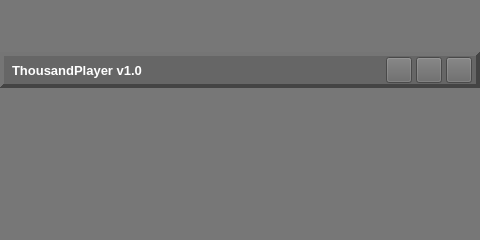
ZXfkSIE/ThousandPlayer, file source/ui/mainwindow/tp_mainwindow.ui: the form before one commit.
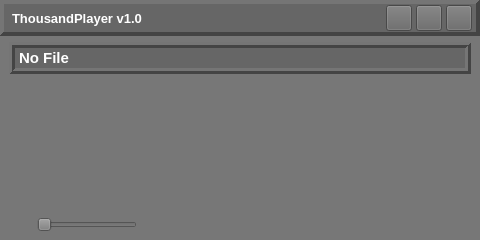
The form after the commit. Custom widgets are drawn as their Qt base class.

Patch:
```diff
--- a/source/ui/mainwindow/tp_mainwindow.ui
+++ b/source/ui/mainwindow/tp_mainwindow.ui
@@ -228,6 +228,210 @@
       <property name="bottomMargin">
        <number>9</number>
       </property>
+      <item>
+       <widget class="TP_Label" name="label">
+        <property name="minimumSize">
+         <size>
+          <width>0</width>
+          <height>32</height>
+         </size>
+        </property>
+        <property name="maximumSize">
+         <size>
+          <width>16777215</width>
+          <height>32</height>
+         </size>
+        </property>
+        <property name="font">
+         <font>
+          <pointsize>11</pointsize>
+          <weight>75</weight>
+          <bold>true</bold>
+         </font>
+        </property>
+        <property name="styleSheet">
+         <string notr="true">background-color: #666;
+color: rgb(255, 255, 255);</string>
+        </property>
+        <property name="frameShape">
+         <enum>QFrame::Box</enum>
+        </property>
+        <property name="frameShadow">
+         <enum>QFrame::Raised</enum>
+        </property>
+        <property name="lineWidth">
+         <number>3</number>
+        </property>
+        <property name="text">
+         <string>No File</string>
+        </property>
+       </widget>
+      </item>
+     </layout>
+    </widget>
+   </item>
+   <item>
+    <widget class="TP_Container" name="widget_BottomContainer" native="true">
+     <layout class="QHBoxLayout" name="horizontalLayout">
+      <property name="leftMargin">
+       <number>9</number>
+      </property>
+      <property name="topMargin">
+       <number>0</number>
+      </property>
+      <property name="rightMargin">
+       <number>9</number>
+      </property>
+      <property name="bottomMargin">
+       <number>0</number>
+      </property>
+      <item>
+       <widget class="TP_Container" name="widget_LeftContainer" native="true">
+        <property name="sizePolicy">
+         <sizepolicy hsizetype="Fixed" vsizetype="Preferred">
+          <horstretch>0</horstretch>
+          <verstretch>0</verstretch>
+         </sizepolicy>
+        </property>
+        <property name="minimumSize">
+         <size>
+          <width>128</width>
+          <height>0</height>
+         </size>
+        </property>
+        <property name="maximumSize">
+         <size>
+          <width>128</width>
+          <height>16777215</height>
+         </size>
+        </property>
+        <layout class="QVBoxLayout" name="verticalLayout_3">
+         <property name="spacing">
+          <number>0</number>
+         </property>
+         <property name="leftMargin">
+          <number>0</number>
+         </property>
+         <property name="topMargin">
+          <number>0</number>
+         </property>
+         <property name="rightMargin">
+          <number>0</number>
+         </property>
+         <property name="bottomMargin">
+          <number>0</number>
+         </property>
+         <item>
+          <widget class="TP_VisualContainer" name="widget_VisualContainer" native="true">
+           <property name="sizePolicy">
+            <sizepolicy hsizetype="Fixed" vsizetype="Fixed">
+             <horstretch>0</horstretch>
+             <verstretch>0</verstretch>
+            </sizepolicy>
+           </property>
+           <property name="minimumSize">
+            <size>
+             <width>128</width>
+             <height>128</height>
+            </size>
+           </property>
+           <property name="maximumSize">
+            <size>
+             <width>128</width>
+             <height>128</height>
+            </size>
+           </property>
+          </widget>
+         </item>
+         <item>
+          <widget class="QWidget" name="widget_VolumeBarContainer" native="true">
+           <property name="sizePolicy">
+            <sizepolicy hsizetype="Fixed" vsizetype="Preferred">
+             <horstretch>0</horstretch>
+             <verstretch>0</verstretch>
+            </sizepolicy>
+           </property>
+           <property name="minimumSize">
+            <size>
+             <width>128</width>
+             <height>0</height>
+            </size>
+           </property>
+           <property name="maximumSize">
+            <size>
+             <width>128</width>
+             <height>16777215</height>
+            </size>
+           </property>
+           <layout class="QHBoxLayout" name="horizontalLayout_2">
+            <property name="spacing">
+             <number>6</number>
+            </property>
+            <property name="leftMargin">
+             <number>0</number>
+            </property>
+            <property name="topMargin">
+             <number>0</number>
+            </property>
+            <property name="rightMargin">
+             <number>0</number>
+            </property>
+            <property name="bottomMargin">
+             <number>0</number>
+            </property>
+            <item>
+             <widget class="TP_VolumeIcon" name="label_VolumeIcon">
+              <property name="sizePolicy">
+               <sizepolicy hsizetype="Fixed" vsizetype="Fixed">
+                <horstretch>0</horstretch>
+                <verstretch>0</verstretch>
+               </sizepolicy>
+              </property>
+              <property name="minimumSize">
+               <size>
+                <width>22</width>
+                <height>22</height>
+               </size>
+              </property>
+              <property name="maximumSize">
+               <size>
+                <width>22</width>
+                <height>22</height>
+               </size>
+              </property>
+              <property name="alignment">
+               <set>Qt::AlignCenter</set>
+              </property>
+             </widget>
+            </item>
+            <item>
+             <widget class="QSlider" name="horizontalSlider">
+              <property name="minimumSize">
+               <size>
+                <width>0</width>
+                <height>18</height>
+               </size>
+              </property>
+              <property name="maximumSize">
+               <size>
+                <width>16777215</width>
+                <height>18</height>
+               </size>
+              </property>
+              <property name="orientation">
+               <enum>Qt::Horizontal</enum>
+              </property>
+             </widget>
+            </item>
+           </layout>
+          </widget>
+         </item>
+        </layout>
+       </widget>
+      </item>
+      <item>
+       <widget class="TP_Container" name="widget_RightContainer" native="true"/>
+      </item>
      </layout>
     </widget>
    </item>
@@ -240,6 +444,28 @@
    <header>tp_titlebar.h</header>
    <container>1</container>
   </customwidget>
+  <customwidget>
+   <class>TP_Container</class>
+   <extends>QWidget</extends>
+   <header>tp_container.h</header>
+   <container>1</container>
+  </customwidget>
+  <customwidget>
+   <class>TP_Label</class>
+   <extends>QLabel</extends>
+   <header>tp_label.h</header>
+  </customwidget>
+  <customwidget>
+   <class>TP_VisualContainer</class>
+   <extends>QWidget</extends>
+   <header>tp_visualcontainer.h</header>
+   <container>1</container>
+  </customwidget>
+  <customwidget>
+   <class>TP_VolumeIcon</class>
+   <extends>QLabel</extends>
+   <header>tp_volumeicon.h</header>
+  </customwidget>
  </customwidgets>
  <resources/>
  <connections/>
```
Left out of the diff: 2 changed lines with no effect on the pictures.
